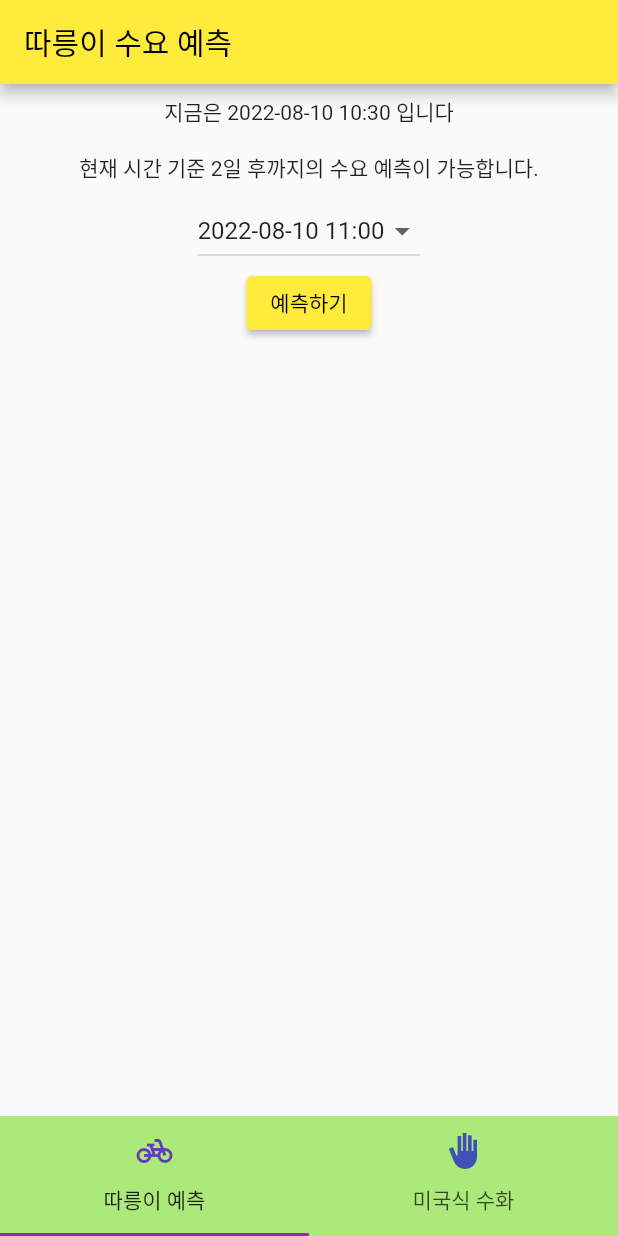
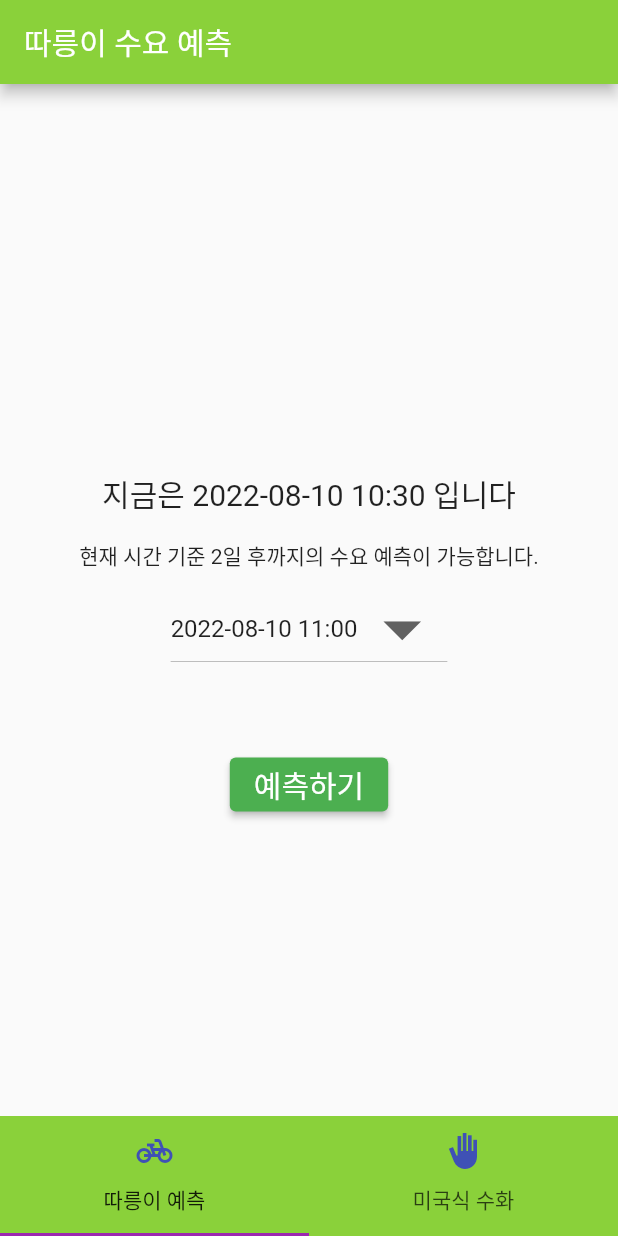
Before and after one commit to yang-gwihyeon/FlutterApp, a Flutter app: the screen it shows after launch, on a phone screen of 412 x 824 dp. Run offline on Flutter 3.47's test engine with Material 2 defaults, Android fonts, the phone set to English and light mode, and no system bars; our stand-ins replace animated_splash_screen, dotted_border, image_cropper, image_picker; missing offline and left inert: dart:ffi, group_list_view, image_cropper_for_web.

Commit message:
commit 0810 0219
commit 0810 0219

```diff
--- a/Flutter_DL_pj3/asl_recognition_app/lib/asl_ML_page.dart
+++ b/Flutter_DL_pj3/asl_recognition_app/lib/asl_ML_page.dart
@@ -34,7 +34,8 @@ class _aslPageState extends State<aslPage> {
   @override
   Widget build(BuildContext context) {
     return Scaffold(
-      appBar: AppBar(title: Text('수화 DeepLearning')
+      appBar: AppBar(title: Text('수화 DeepLearning'),
+      backgroundColor:Color.fromARGB(255, 138, 209, 58),
       ),
       body: Column(
         mainAxisSize: MainAxisSize.max,
--- a/Flutter_DL_pj3/asl_recognition_app/lib/dri_ML_page.dart
+++ b/Flutter_DL_pj3/asl_recognition_app/lib/dri_ML_page.dart
@@ -1,5 +1,6 @@
 import 'dart:convert';
 import 'dart:ffi';
+import 'dart:ui';
 
 import 'package:flutter/material.dart';
 import 'package:flutter/src/foundation/key.dart';
@@ -23,35 +24,44 @@ class _driPageState extends State<driPage> {
 
   @override
   void initState() {
-    for (int i=1; i <=48 ; i++){
-      time.add(today.add(Duration(hours: i)).toString().substring(0,13)+ ":00");
+    for (int i = 1; i <= 48; i++) {
+      time.add(
+          today.add(Duration(hours: i)).toString().substring(0, 13) + ":00");
     }
     selectedValue = time[0];
 
     super.initState();
   }
 
-
   @override
   Widget build(BuildContext context) {
     return Scaffold(
-      appBar:AppBar(title: Text('따릉이 수요 예측')) ,
+      appBar: AppBar(
+        title: Text('따릉이 수요 예측'),
+        backgroundColor: Color.fromARGB(255, 138, 209, 58),
+      ),
       body: Center(
         child: Column(
           crossAxisAlignment: CrossAxisAlignment.center,
           children: [
-
-            Padding(
-              padding: const EdgeInsets.all(8.0),
-              child: Text("지금은 "+today.toString().substring(0,16) + " 입니다"),
+            SizedBox(
+              height: 250,
             ),
             Padding(
               padding: const EdgeInsets.all(8.0),
-              child: Text("현재 시간 기준 2일 후까지의 수요 예측이 가능합니다."),
+              child: Text(
+                "지금은 " + today.toString().substring(0, 16) + " 입니다",
+                style: TextStyle(fontSize: 20),
+              ),
             ),
-
+            Padding(
+              padding: const EdgeInsets.all(8.0),
+              child: const Text("현재 시간 기준 2일 후까지의 수요 예측이 가능합니다."),
+            ),
             DropdownButton<String>(
               value: selectedValue,
+              iconSize: 60,
+               elevation: 16,
               items: time
                   .map(
                     (String item) => DropdownMenuItem<String>(
@@ -66,12 +76,15 @@ class _driPageState extends State<driPage> {
                 });
               },
             ),
+            const SizedBox(
+              height: 50,
+            ),
+            ElevatedButton(
 
-            ElevatedButton(
               onPressed: () {
-                  predict();
+                predict();
               },
-              child: Text('예측하기')
+              child: Text('예측하기',style: TextStyle(fontSize: 20),),
             ),
           ],
         ),
@@ -101,17 +114,17 @@ class _driPageState extends State<driPage> {
         });
   }
 
-  predict() async{
-
-    var url = Uri.parse("http://127.0.0.1:5000/dri?date=" + selectedValue! + "&today="+ today.toString().substring(0,14)+"00");
+  predict() async {
+    var url = Uri.parse("http://127.0.0.1:5000/dri?date=" +
+        selectedValue! +
+        "&today=" +
+        today.toString().substring(0, 14) +
+        "00");
     var response = await http.get(url);
     var jsondata = json.decode(utf8.decode(response.bodyBytes));
 
     var result = jsondata['result'];
 
     _showDialog(context, result);
-
   }
-
-
 }
--- a/Flutter_DL_pj3/asl_recognition_app/lib/listViewPage.dart
+++ b/Flutter_DL_pj3/asl_recognition_app/lib/listViewPage.dart
@@ -14,6 +14,7 @@ class ListviewPage extends StatelessWidget {
       home: Scaffold(
         appBar: AppBar(
           title: Text('수화 정보'),
+          backgroundColor:  Color.fromARGB(255, 138, 209, 58),
         ),
         body: GroupListView(
           sectionsCount: 1,
@@ -46,7 +47,7 @@ class ListviewPage extends StatelessWidget {
         },
         label: const Text('Back'),
         icon: const Icon(Icons.arrow_back),
-        backgroundColor: Colors.pink,
+        backgroundColor: Color.fromARGB(255, 74, 188, 142),
       ),
       ),
     );
--- a/Flutter_DL_pj3/asl_recognition_app/lib/loading.dart
+++ b/Flutter_DL_pj3/asl_recognition_app/lib/loading.dart
@@ -20,7 +20,7 @@ class MyApp extends StatelessWidget {
     return MaterialApp(
       title: 'Together!',
       theme: ThemeData(
-        primarySwatch: Colors.yellow,
+        primarySwatch:Colors.green ,
       ),
       home: AnimatedSplashScreen(
           // 스플래쉬
--- a/Flutter_DL_pj3/asl_recognition_app/lib/main.dart
+++ b/Flutter_DL_pj3/asl_recognition_app/lib/main.dart
@@ -110,7 +110,7 @@ class _HomePageState extends State<HomePage>
         ]
       ),
       bottomNavigationBar: Container(
-        color: Color.fromARGB(201, 151, 228, 89),
+        color: Color.fromARGB(255, 138, 209, 58),
         height: 80,
         child: TabBar(
           controller: tcontroller,
@@ -119,13 +119,13 @@ class _HomePageState extends State<HomePage>
           tabs: const [
             Tab(
               icon: Icon(Icons.pedal_bike,
-              color:  Colors.deepPurple,
+              color:  Colors.indigo,
               ),
               text: '따릉이 예측',
             ),
             Tab(
               icon: Icon(Icons.back_hand_sharp,
-              color:  Colors.indigo,
+              color:Colors.indigo,
               ),
               text: '미국식 수화',
             ),
```
